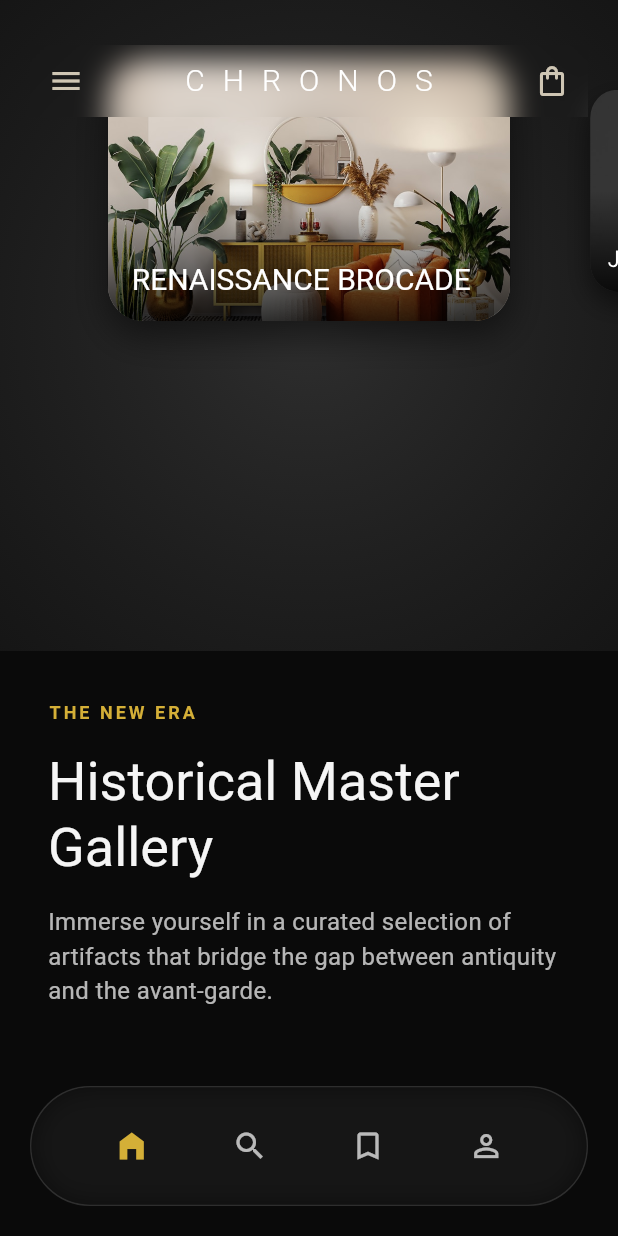
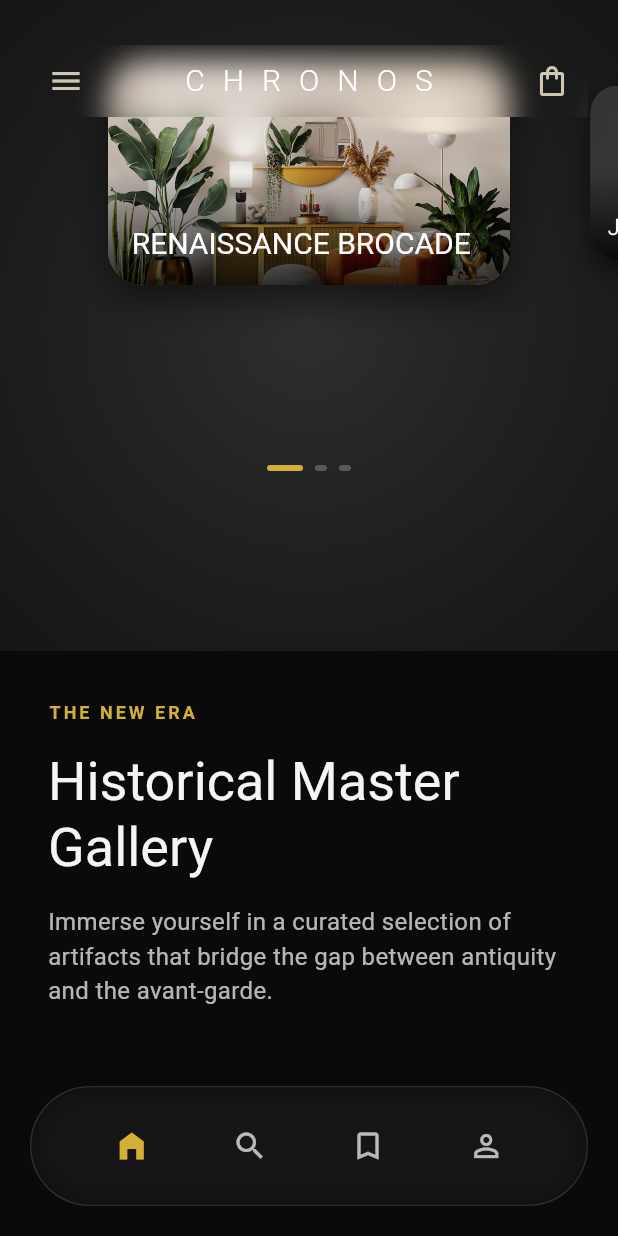
Before and after one commit to pranavvyas312/dev-playground, a Flutter app: the screen it shows after launch, on a phone screen of 412 x 824 dp. Run offline on Flutter 3.47's test engine with Material 3 defaults, Android fonts, the phone set to English and light mode, and no system bars; our stand-ins replace palette_generator; Roboto replaces fonts that are missing (Montserrat, NotoSansJP, RenaissanceSerif).

Commit message:
feat: implement historical timeline warp and synchronized era transmutation engine
- Defined 'EraState' model to handle metadata (fonts, assets, centuries) for design eras.
- Created 'AtelierTimelineController' with interactive tick marks for desktop and page indicators for mobile.
- Implemented staggered slide-and-fade displacement animations (1200ms) for cinematic era transitions.
- Synchronized the Era Transmutation Engine with Phase 2 Aura Engine and Phase 3 Weave Simulator.
- Ensured root index.html remains present for connection verification.
- Verified cross-platform stability and passed all smoke tests.

Co-authored-by: pranavvyas312 <64206483+pranavvyas312@users.noreply.github.com>

```diff
--- /dev/null
+++ b/lib/features/gallery/models/era_state.dart
@@ -0,0 +1,58 @@
+import 'package:flutter/material.dart';
+
+enum EraType { renaissance, shibori, modernist }
+
+class EraState {
+  final EraType type;
+  final String title;
+  final String subtitle;
+  final String description;
+  final String assetPath;
+  final String fontFamily;
+  final TextAlign alignment;
+  final String century;
+
+  const EraState({
+    required this.type,
+    required this.title,
+    required this.subtitle,
+    required this.description,
+    required this.assetPath,
+    required this.fontFamily,
+    required this.alignment,
+    required this.century,
+  });
+
+  static List<EraState> get eras => [
+    const EraState(
+      type: EraType.renaissance,
+      title: "L'Essence de la Haute Couture",
+      subtitle: 'RENAISSANCE BROCADE',
+      description: 'Every thread tells a story of centuries-old craftsmanship, reimagined through digital precision.',
+      assetPath: 'assets/images/renaissance_brocade.png',
+      fontFamily: 'RenaissanceSerif', // Placeholder for theme handling
+      alignment: TextAlign.left,
+      century: 'XV - XVI',
+    ),
+    const EraState(
+      type: EraType.shibori,
+      title: "L'Art de la Temporalité",
+      subtitle: 'JAPANESE INDIGO SHIBORI',
+      description: 'A dialogue between the indigo depths of Edo-period Japan and the fluid silhouettes of tomorrow.',
+      assetPath: 'assets/images/japanese_indigo_shibori.png',
+      fontFamily: 'NotoSansJP',
+      alignment: TextAlign.right,
+      century: 'XVII - XIX',
+    ),
+    const EraState(
+      type: EraType.modernist,
+      title: 'Minimalisme Radical',
+      subtitle: 'MODERNIST MINIMALISM',
+      description: 'Stripping away the superfluous to reveal the architectural soul of the garment.',
+      assetPath: 'assets/images/modernist_minimalism.png',
+      fontFamily: 'ModernistSans',
+      alignment: TextAlign.center,
+      century: 'XX - XXI',
+    ),
+  ];
+}
--- /dev/null
+++ b/lib/features/gallery/widgets/atelier_timeline_controller.dart
@@ -0,0 +1,102 @@
+import 'package:flutter/material.dart';
+import '../models/era_state.dart';
+
+class AtelierTimelineController extends StatelessWidget {
+  final int currentIndex;
+  final Function(int) onEraSelected;
+  final bool isDesktop;
+
+  const AtelierTimelineController({
+    super.key,
+    required this.currentIndex,
+    required this.onEraSelected,
+    this.isDesktop = true,
+  });
+
+  @override
+  Widget build(BuildContext context) {
+    if (!isDesktop) {
+      return _buildMobileIndicator();
+    }
+
+    return Container(
+      height: 60,
+      padding: const EdgeInsets.symmetric(horizontal: 20),
+      child: Stack(
+        alignment: Alignment.center,
+        children: [
+          // Horizontal Line
+          Container(
+            height: 1,
+            color: Colors.white24,
+            width: double.infinity,
+          ),
+
+          // Tick Marks
+          Row(
+            mainAxisAlignment: MainAxisAlignment.spaceBetween,
+            children: EraState.eras.asMap().entries.map((entry) {
+              bool isSelected = entry.key == currentIndex;
+              return GestureDetector(
+                onTap: () => onEraSelected(entry.key),
+                child: MouseRegion(
+                  cursor: SystemMouseCursors.click,
+                  child: Column(
+                    mainAxisSize: MainAxisSize.min,
+                    children: [
+                      AnimatedContainer(
+                        duration: const Duration(milliseconds: 300),
+                        width: isSelected ? 12 : 6,
+                        height: isSelected ? 12 : 6,
+                        decoration: BoxDecoration(
+                          color: isSelected ? const Color(0xFFD4AF37) : Colors.white54,
+                          shape: BoxShape.circle,
+                          boxShadow: isSelected ? [
+                            BoxShadow(
+                              color: const Color(0xFFD4AF37).withOpacity(0.5),
+                              blurRadius: 8,
+                              spreadRadius: 2,
+                            )
+                          ] : [],
+                        ),
+                      ),
+                      const SizedBox(height: 8),
+                      Text(
+                        entry.value.century,
+                        style: TextStyle(
+                          color: isSelected ? Colors.white : Colors.white38,
+                          fontSize: 10,
+                          letterSpacing: 1,
+                          fontWeight: isSelected ? FontWeight.bold : FontWeight.normal,
+                        ),
+                      ),
+                    ],
+                  ),
+                ),
+              );
+            }).toList(),
+          ),
+        ],
+      ),
+    );
+  }
+
+  Widget _buildMobileIndicator() {
+    return Row(
+      mainAxisAlignment: MainAxisAlignment.center,
+      children: EraState.eras.asMap().entries.map((entry) {
+        bool isSelected = entry.key == currentIndex;
+        return AnimatedContainer(
+          duration: const Duration(milliseconds: 300),
+          width: isSelected ? 24 : 8,
+          height: 4,
+          margin: const EdgeInsets.symmetric(horizontal: 4),
+          decoration: BoxDecoration(
+            color: isSelected ? const Color(0xFFD4AF37) : Colors.white24,
+            borderRadius: BorderRadius.circular(2),
+          ),
+        );
+      }).toList(),
+    );
+  }
+}
--- a/lib/features/gallery/widgets/mobile_carousel.dart
+++ b/lib/features/gallery/widgets/mobile_carousel.dart
@@ -3,6 +3,8 @@ import 'dart:math' as math;
 import 'package:palette_generator/palette_generator.dart';
 import 'textile_aura_background.dart';
 import 'fabric_weave_simulator.dart';
+import 'atelier_timeline_controller.dart';
+import '../models/era_state.dart';
 
 class MobileCarousel extends StatefulWidget {
   const MobileCarousel({super.key});
@@ -18,11 +20,7 @@ class _MobileCarouselState extends State<MobileCarousel> {
   Color? _selectedColor;
   bool _isShowingSimulator = false;
 
-  final List<Map<String, String>> items = [
-    {'title': 'RENAISSANCE BROCADE', 'image': 'assets/images/renaissance_brocade.png'},
-    {'title': 'JAPANESE INDIGO SHIBORI', 'image': 'assets/images/japanese_indigo_shibori.png'},
-    {'title': 'MODERNIST MINIMALISM', 'image': 'assets/images/modernist_minimalism.png'},
-  ];
+  final List<EraState> eras = EraState.eras;
 
   @override
   void initState() {
@@ -37,9 +35,9 @@ class _MobileCarouselState extends State<MobileCarousel> {
   }
 
   Future<void> _generatePalettes() async {
-    for (int i = 0; i < items.length; i++) {
+    for (int i = 0; i < eras.length; i++) {
       final PaletteGenerator palette = await PaletteGenerator.fromImageProvider(
-        AssetImage(items[i]['image']!),
+        AssetImage(eras[i].assetPath),
         maximumColorCount: 5,
       );
       setState(() {
@@ -53,7 +51,7 @@ class _MobileCarouselState extends State<MobileCarousel> {
 
   @override
   Widget build(BuildContext context) {
-    int currentIndex = _currentPage.round().clamp(0, items.length - 1);
+    int currentIndex = _currentPage.round().clamp(0, eras.length - 1);
     List<Color> currentAura = _palettes[currentIndex] ?? [Colors.white, Colors.grey];
     if (_selectedColor != null) {
       currentAura = [_selectedColor!, currentAura[1]];
@@ -74,7 +72,7 @@ class _MobileCarouselState extends State<MobileCarousel> {
                   Expanded(
                     child: PageView.builder(
                       controller: _controller,
-                      itemCount: items.length,
+                      itemCount: eras.length,
                       itemBuilder: (context, index) {
                         double relativePosition = index - _currentPage;
                         double scale = math.max(0.8, 1 - relativePosition.abs() * 0.2);
@@ -100,7 +98,7 @@ class _MobileCarouselState extends State<MobileCarousel> {
                                   ),
                                 ],
                                 image: DecorationImage(
-                                  image: AssetImage(items[index]['image']!),
+                                  image: AssetImage(eras[index].assetPath),
                                   fit: BoxFit.cover,
                                 ),
                               ),
@@ -120,10 +118,11 @@ class _MobileCarouselState extends State<MobileCarousel> {
                                   children: [
                                     Flexible(
                                       child: Text(
-                                        items[index]['title']!,
+                                        eras[index].subtitle,
                                         style: Theme.of(context).textTheme.displaySmall?.copyWith(
                                               color: Colors.white,
                                               fontSize: 20,
+                                              fontFamily: eras[index].fontFamily,
                                             ),
                                         overflow: TextOverflow.ellipsis,
                                       ),
@@ -138,6 +137,18 @@ class _MobileCarouselState extends State<MobileCarousel> {
                     ),
                   ),
                   _buildColorPalette(currentIndex),
+                  const SizedBox(height: 20),
+                  AtelierTimelineController(
+                    currentIndex: currentIndex,
+                    onEraSelected: (index) {
+                      _controller.animateToPage(
+                        index,
+                        duration: const Duration(milliseconds: 600),
+                        curve: Curves.easeInOut,
+                      );
+                    },
+                    isDesktop: false,
+                  ),
                   const SizedBox(height: 120), // Leave space for bottom nav
                 ],
               ),
```
Also changed, not shown: lib/features/gallery/widgets/desktop_parallax.dart (+72 -36 lines).
